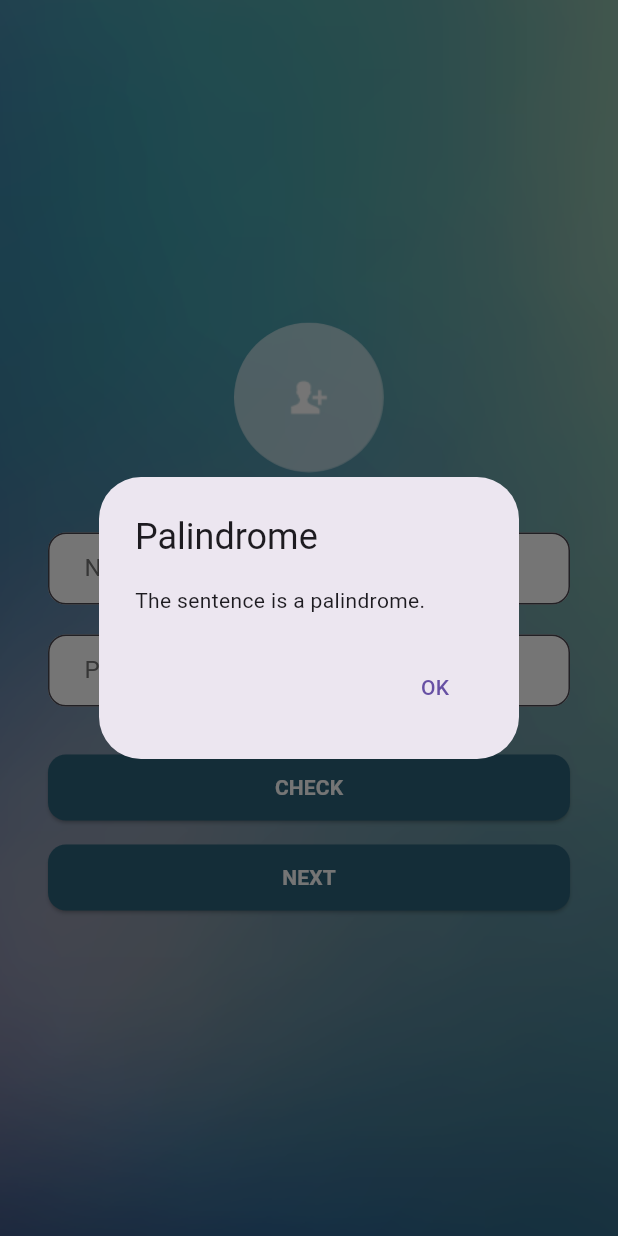
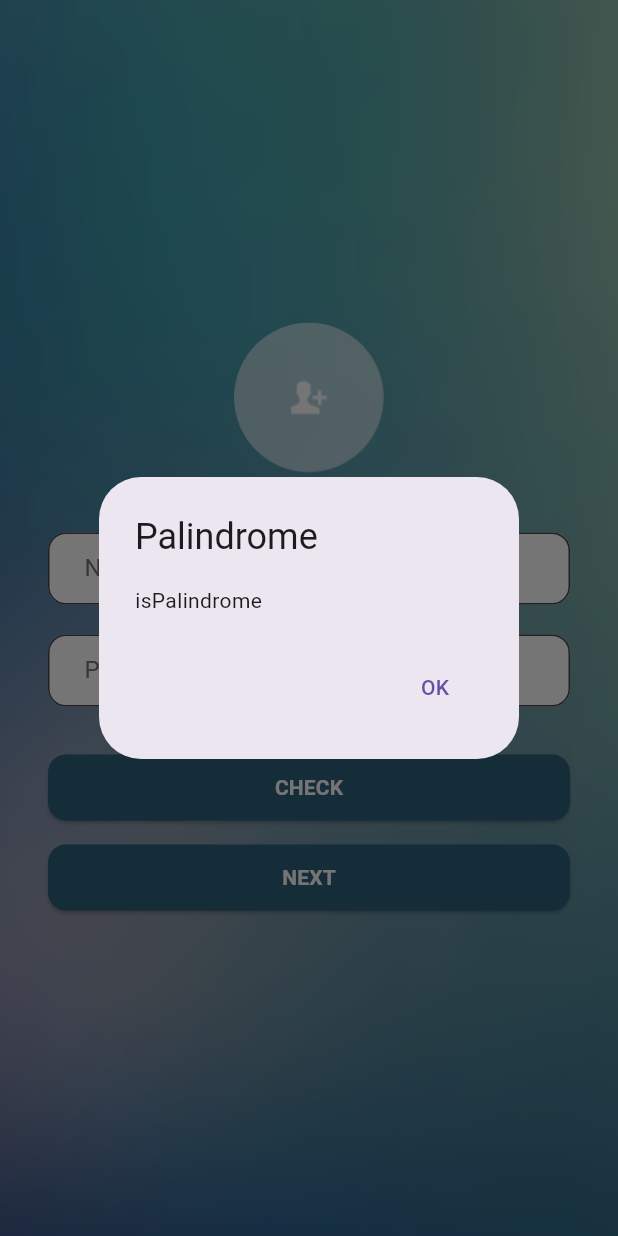
Before and after one commit to AtharAdista/flutter-palindrome-name, a Flutter app: the screen it shows after launch, after a tap on "CHECK", on a phone screen of 412 x 824 dp. Run offline on Flutter 3.47's test engine with Material 3 defaults, Android fonts, the phone set to English and light mode, and no system bars.

Commit message:
feat: change message if text is palindrome

```diff
--- a/lib/views/first_screen.dart
+++ b/lib/views/first_screen.dart
@@ -93,8 +93,8 @@ class _FirstScreenState extends State<FirstScreen> {
                                   ),
                                   content: Text(
                                     result
-                                        ? 'The sentence is a palindrome.'
-                                        : 'The sentence is not a palindrome.',
+                                        ? 'isPalindrome'
+                                        : 'not palindrome',
                                   ),
                                   actions: [
                                     TextButton(
```
